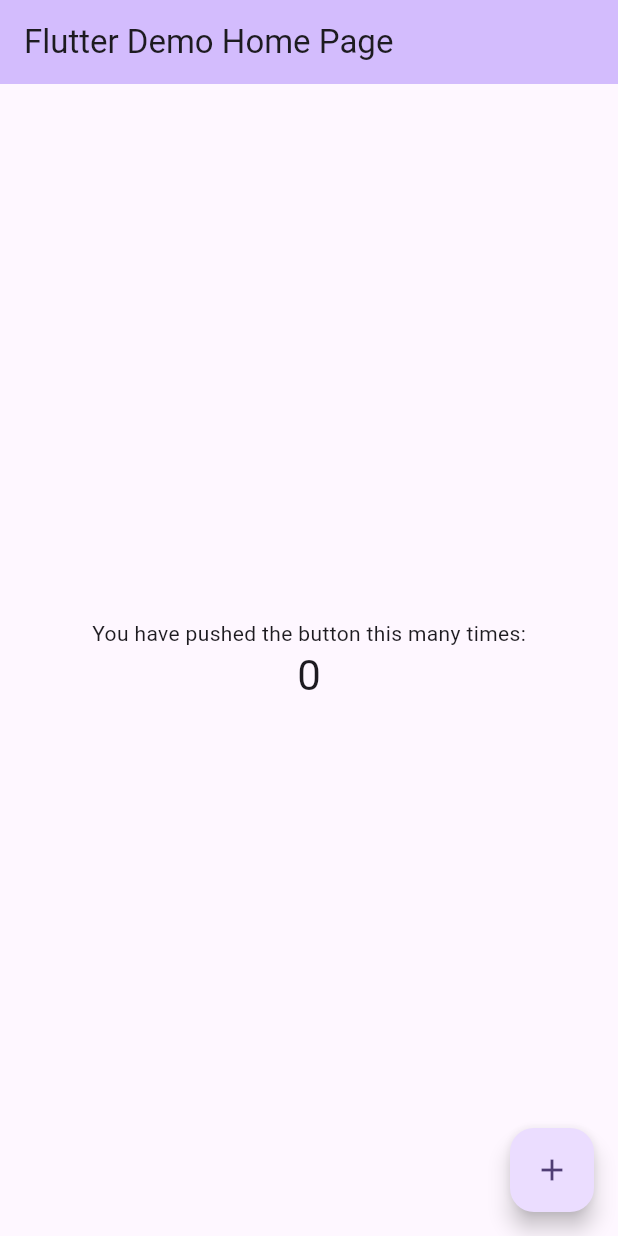
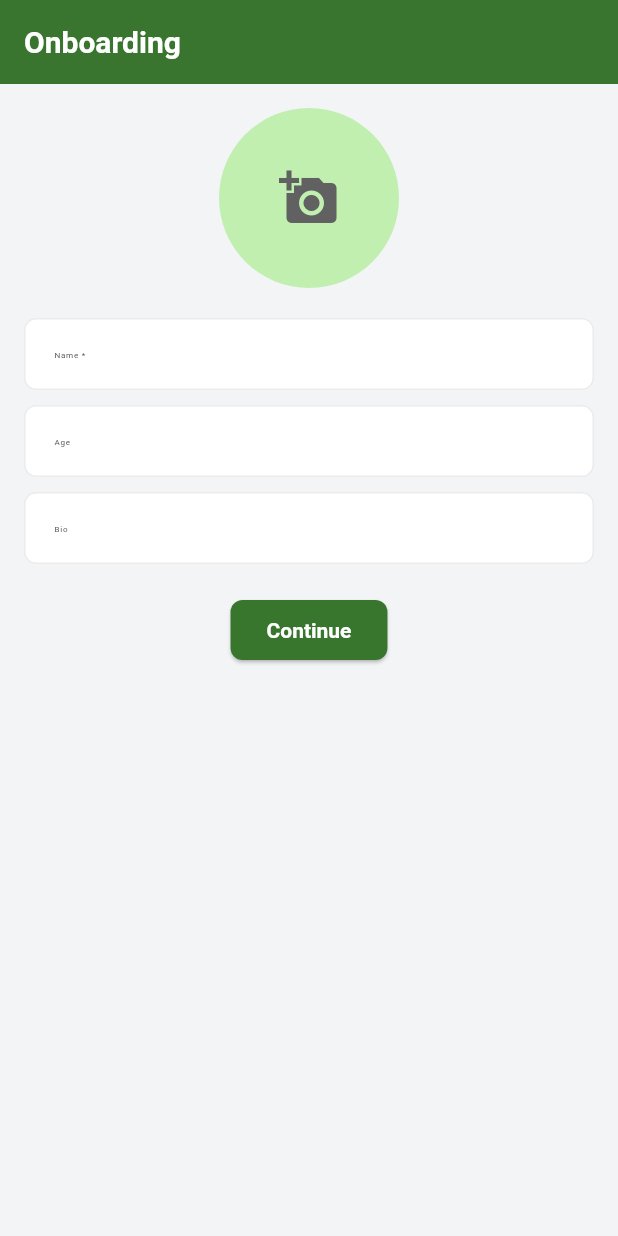
Before and after one commit to bobsingh149/cliffhanger-frontend, a Flutter app: the screen it shows after launch, on a phone screen of 412 x 824 dp. Run offline on Flutter 3.47's test engine with Material 3 defaults, Android fonts, the phone set to English and light mode, and no system bars; our stand-ins replace flutter_screenutil, image_picker.

Commit message:
add profile page, theme and onboaring page

```diff
--- a/lib/main.dart
+++ b/lib/main.dart
@@ -1,125 +1,32 @@
+import 'package:barter_frontend/screens/user_onboarding.dart';
+import 'package:barter_frontend/screens/user_profile.dart';
+import 'package:barter_frontend/theme/theme.dart';
 import 'package:flutter/material.dart';
+import 'package:flutter_screenutil/flutter_screenutil.dart';
 
 void main() {
   runApp(const MyApp());
 }
 
 class MyApp extends StatelessWidget {
+  final  _themeMode = ThemeMode.system;
   const MyApp({super.key});
 
   // This widget is the root of your application.
   @override
   Widget build(BuildContext context) {
-    return MaterialApp(
-      title: 'Flutter Demo',
-      theme: ThemeData(
-        // This is the theme of your application.
-        //
-        // TRY THIS: Try running your application with "flutter run". You'll see
-        // the application has a purple toolbar. Then, without quitting the app,
-        // try changing the seedColor in the colorScheme below to Colors.green
-        // and then invoke "hot reload" (save your changes or press the "hot
-        // reload" button in a Flutter-supported IDE, or press "r" if you used
-        // the command line to start the app).
-        //
-        // Notice that the counter didn't reset back to zero; the application
-        // state is not lost during the reload. To reset the state, use hot
-        // restart instead.
-        //
-        // This works for code too, not just values: Most code changes can be
-        // tested with just a hot reload.
-        colorScheme: ColorScheme.fromSeed(seedColor: Colors.deepPurple),
-        useMaterial3: true,
-      ),
-      home: const MyHomePage(title: 'Flutter Demo Home Page'),
-    );
+    return ScreenUtilInit(
+        designSize: const Size(1217, 674),
+        minTextAdapt: true,
+        splitScreenMode: true,
+        builder: (_, child) {
+          return MaterialApp(
+            title: 'Flutter Demo',
+                  theme: AppTheme.lightTheme, // Light theme
+      darkTheme: AppTheme.darkTheme, // Dark theme
+      themeMode: _themeMode, // Set theme mode
+      home:  const OnboardingPage(),
+          );
+        });
   }
 }
-
-class MyHomePage extends StatefulWidget {
-  const MyHomePage({super.key, required this.title});
-
-  // This widget is the home page of your application. It is stateful, meaning
-  // that it has a State object (defined below) that contains fields that affect
-  // how it looks.
-
-  // This class is the configuration for the state. It holds the values (in this
-  // case the title) provided by the parent (in this case the App widget) and
-  // used by the build method of the State. Fields in a Widget subclass are
-  // always marked "final".
-
-  final String title;
-
-  @override
-  State<MyHomePage> createState() => _MyHomePageState();
-}
-
-class _MyHomePageState extends State<MyHomePage> {
-  int _counter = 0;
-
-  void _incrementCounter() {
-    setState(() {
-      // This call to setState tells the Flutter framework that something has
-      // changed in this State, which causes it to rerun the build method below
-      // so that the display can reflect the updated values. If we changed
-      // _counter without calling setState(), then the build method would not be
-      // called again, and so nothing would appear to happen.
-      _counter++;
-    });
-  }
-
-  @override
-  Widget build(BuildContext context) {
-    // This method is rerun every time setState is called, for instance as done
-    // by the _incrementCounter method above.
-    //
-    // The Flutter framework has been optimized to make rerunning build methods
-    // fast, so that you can just rebuild anything that needs updating rather
-    // than having to individually change instances of widgets.
-    return Scaffold(
-      appBar: AppBar(
-        // TRY THIS: Try changing the color here to a specific color (to
-        // Colors.amber, perhaps?) and trigger a hot reload to see the AppBar
-        // change color while the other colors stay the same.
-        backgroundColor: Theme.of(context).colorScheme.inversePrimary,
-        // Here we take the value from the MyHomePage object that was created by
-        // the App.build method, and use it to set our appbar title.
-        title: Text(widget.title),
-      ),
-      body: Center(
-        // Center is a layout widget. It takes a single child and positions it
-        // in the middle of the parent.
-        child: Column(
-          // Column is also a layout widget. It takes a list of children and
-          // arranges them vertically. By default, it sizes itself to fit its
-          // children horizontally, and tries to be as tall as its parent.
-          //
-          // Column has various properties to control how it sizes itself and
-          // how it positions its children. Here we use mainAxisAlignment to
-          // center the children vertically; the main axis here is the vertical
-          // axis because Columns are vertical (the cross axis would be
-          // horizontal).
-          //
-          // TRY THIS: Invoke "debug painting" (choose the "Toggle Debug Paint"
-          // action in the IDE, or press "p" in the console), to see the
-          // wireframe for each widget.
-          mainAxisAlignment: MainAxisAlignment.center,
-          children: <Widget>[
-            const Text(
-              'You have pushed the button this many times:',
-            ),
-            Text(
-              '$_counter',
-              style: Theme.of(context).textTheme.headlineMedium,
-            ),
-          ],
-        ),
-      ),
-      floatingActionButton: FloatingActionButton(
-        onPressed: _incrementCounter,
-        tooltip: 'Increment',
-        child: const Icon(Icons.add),
-      ), // This trailing comma makes auto-formatting nicer for build methods.
-    );
-  }
-}
--- /dev/null
+++ b/lib/screens/user_onboarding.dart
@@ -0,0 +1,149 @@
+import 'dart:io';
+
+import 'package:flutter/material.dart';
+import 'package:image_picker/image_picker.dart';
+
+class OnboardingPage extends StatefulWidget {
+  const OnboardingPage({super.key});
+
+  @override
+ State<OnboardingPage> createState() => _OnboardingPageState();
+}
+
+class _OnboardingPageState extends State<OnboardingPage> {
+  final ImagePicker _picker = ImagePicker();
+  File? _imageFile;
+  final _formKey = GlobalKey<FormState>();
+  String _name = '';
+  String _age = '';
+  String _bio = '';
+
+  Future<void> _pickImage(ImageSource source) async {
+    final pickedFile = await _picker.pickImage(source: source);
+    if (pickedFile != null) {
+      setState(() {
+        _imageFile = File(pickedFile.path);
+      });
+    }
+  }
+
+  void _submit() {
+    if (_formKey.currentState!.validate()) {
+      // Handle the submission of the data
+      print('Name: $_name');
+      print('Age: $_age');
+      print('Bio: $_bio');
+      // You can also navigate to the next page or save the data here
+    }
+  }
+
+  @override
+  Widget build(BuildContext context) {
+    return Scaffold(
+      appBar: AppBar(
+        title: Text('Onboarding'),
+      ),
+      body: Padding(
+        padding: const EdgeInsets.all(16.0),
+        child: Form(
+          key: _formKey,
+          child: SingleChildScrollView(
+            child: Column(
+              children: [
+                // Profile Picture Section
+                GestureDetector(
+                  onTap: () {
+                    showModalBottomSheet(
+                      context: context,
+                      builder: (context) {
+                        return Wrap(
+                          children: [
+                            ListTile(
+                              leading: Icon(Icons.camera),
+                              title: Text('Camera'),
+                              onTap: () {
+                                Navigator.pop(context);
+                                _pickImage(ImageSource.camera);
+                              },
+                            ),
+                            ListTile(
+                              leading: Icon(Icons.photo),
+                              title: Text('Gallery'),
+                              onTap: () {
+                                Navigator.pop(context);
+                                _pickImage(ImageSource.gallery);
+                              },
+                            ),
+                          ],
+                        );
+                      },
+                    );
+                  },
+                  child: CircleAvatar(
+                    radius: 60,
+                    backgroundImage: _imageFile != null
+                        ? FileImage(_imageFile!)
+                        : null,
+                    child: _imageFile == null
+                        ? Icon(
+                            Icons.add_a_photo,
+                            size: 40,
+                            color: Colors.grey[700],
+                          )
+                        : null,
+                  ),
+                ),
+                SizedBox(height: 20),
+
+                // Name Input
+                TextFormField(
+                  decoration: InputDecoration(labelText: 'Name *'),
+                  onChanged: (value) => _name = value,
+                  validator: (value) {
+                    if (value!.isEmpty) {
+                      return 'Please enter your name';
+                    }
+                    return null;
+                  },
+                ),
+                SizedBox(height: 10),
+
+                // Age Input
+                TextFormField(
+                  decoration: InputDecoration(labelText: 'Age'),
+                  keyboardType: TextInputType.number,
+                  onChanged: (value) => _age = value,
+                ),
+                SizedBox(height: 10),
+
+                // Bio Input
+                TextFormField(
+                  decoration: InputDecoration(labelText: 'Bio'),
+                  maxLines: 3,
+                  onChanged: (value) => _bio = value,
+                ),
+                SizedBox(height: 20),
+
+                // Submit Button
+                ElevatedButton(
+                  onPressed: _submit,
+                  child: Text('Continue'),
+                ),
+              ],
+            ),
+          ),
+        ),
+      ),
+    );
+  }
+}
+
+void main() {
+  runApp(MaterialApp(
+    title: 'Onboarding Page',
+    theme: ThemeData(
+      primarySwatch: Colors.deepPurple,
+    ),
+    home: OnboardingPage(),
+  ));
+}
--- /dev/null
+++ b/lib/theme/theme.dart
@@ -0,0 +1,148 @@
+import 'package:flutter/material.dart';
+import 'package:flutter_screenutil/flutter_screenutil.dart';
+
+class AppTheme {
+  // Define your custom colors
+  static const Color primaryColor = Color.fromARGB(255, 56, 118, 45); // Deep green
+  static const Color secondaryColor = Color(0xFFFFC107); // Amber
+  static const Color backgroundColorLight = Color(0xFFF3F4F6); // Light background
+  static const Color backgroundColorDark = Color(0xFF1C1C1E); // Dark background
+  static const Color cardColorLight = Colors.white; // Light card color
+  static const Color cardColorDark = Color(0xFF2C2C2E); // Dark card color
+  static const Color textColorLight = Color(0xFF212121); // Dark text for light theme
+  static const Color textColorDark = Colors.white; // Light text for dark theme
+  static const Color shadowColor = Colors.black26; // Shadow color
+
+  // Light Theme
+  static final ThemeData lightTheme = ThemeData(
+      useMaterial3: true,
+
+    brightness: Brightness.light,
+    colorScheme: ColorScheme.fromSeed(seedColor: primaryColor, brightness: Brightness.light),
+    scaffoldBackgroundColor: backgroundColorLight,
+    cardColor: cardColorLight,
+    textTheme: _textThemeLight,
+    appBarTheme: AppBarTheme(
+      color: primaryColor,
+      elevation: 2,
+      titleTextStyle: TextStyle(
+        color: Colors.white,
+        fontSize: 20,
+        fontWeight: FontWeight.bold,
+      ),
+      iconTheme: IconThemeData(color: Colors.white),
+    ),
+    buttonTheme: ButtonThemeData(
+      shape: RoundedRectangleBorder(borderRadius: BorderRadius.circular(8)),
+      buttonColor: primaryColor,
+    ),
+    elevatedButtonTheme: ElevatedButtonThemeData(
+      style: ElevatedButton.styleFrom(
+        backgroundColor: primaryColor,
+        foregroundColor: Colors.white,
+        textStyle: TextStyle(fontWeight: FontWeight.bold),
+        shape: RoundedRectangleBorder(borderRadius: BorderRadius.circular(8)),
+      ),
+    ),
+    cardTheme: CardTheme(
+      shape: RoundedRectangleBorder(borderRadius: BorderRadius.circular(12)),
+      color: cardColorLight,
+      shadowColor: shadowColor,
+      elevation: 4,
+    ),
+    inputDecorationTheme: InputDecorationTheme(
+      filled: true,
+      fillColor: Colors.white,
+      contentPadding: EdgeInsets.symmetric(horizontal: 16, vertical: 12),
+      border: OutlineInputBorder(
+        borderRadius: BorderRadius.circular(8),
+        borderSide: BorderSide(color: Colors.grey.withOpacity(0.2)),
+      ),
+      enabledBorder: OutlineInputBorder(
+        borderRadius: BorderRadius.circular(8),
+        borderSide: BorderSide(color: Colors.grey.withOpacity(0.2)),
+      ),
+      focusedBorder: OutlineInputBorder(
+        borderRadius: BorderRadius.circular(8),
+        borderSide: BorderSide(color: primaryColor),
+      ),
+    ),
+    iconTheme: IconThemeData(color: primaryColor),
+  );
+
+  // Dark Theme
+  static final ThemeData darkTheme = ThemeData(
+                  useMaterial3: true,
+
+    colorScheme:ColorScheme.fromSeed(seedColor: primaryColor, brightness: Brightness.dark),
+    brightness: Brightness.dark,
+    scaffoldBackgroundColor: backgroundColorDark,
+    cardColor: cardColorDark,
+    textTheme: _textThemeDark,
+    appBarTheme: AppBarTheme(
+      color: primaryColor,
+      elevation: 2,
+      titleTextStyle: TextStyle(
+        color: Colors.white,
+        fontSize: 20,
+        fontWeight: FontWeight.bold,
+      ),
+      iconTheme: IconThemeData(color: Colors.white),
+    ),
+    buttonTheme: ButtonThemeData(
+      shape: RoundedRectangleBorder(borderRadius: BorderRadius.circular(8)),
+      buttonColor: primaryColor,
+    ),
+    elevatedButtonTheme: ElevatedButtonThemeData(
+      style: ElevatedButton.styleFrom(
+
+        backgroundColor: primaryColor,
+        foregroundColor: Colors.white,
+        textStyle: TextStyle(fontWeight: FontWeight.bold),
+        shape: RoundedRectangleBorder(borderRadius: BorderRadius.circular(8.r)),
+      ),
+    ),
+    cardTheme: CardTheme(
+      shape: RoundedRectangleBorder(borderRadius: BorderRadius.circular(12.r)),
+      color: cardColorDark,
+      shadowColor: shadowColor,
+      elevation: 4,
+    ),
+    inputDecorationTheme: InputDecorationTheme(
+      filled: true,
+      fillColor: Colors.grey[800],
+      contentPadding: EdgeInsets.symmetric(horizontal: 16.w, vertical: 12.h),
+      border: OutlineInputBorder(
+        borderRadius: BorderRadius.circular(8.r),
+        borderSide: BorderSide(color: Colors.grey[700]!),
+      ),
+      enabledBorder: OutlineInputBorder(
+        borderRadius: BorderRadius.circular(8.r),
+        borderSide: BorderSide(color: Colors.grey[700]!),
+      ),
+      focusedBorder: OutlineInputBorder(
+        borderRadius: BorderRadius.circular(8.r),
+        borderSide: BorderSide(color: primaryColor),
+      ),
+    ),
+    iconTheme: IconThemeData(color: primaryColor),
+  );
+
+  // Text theme for light mode
+  static  TextTheme _textThemeLight = TextTheme(
+    displayLarge: TextStyle(fontSize: 32.sp, fontWeight: FontWeight.bold, color: textColorLight),
+    displayMedium: TextStyle(fontSize: 24.sp, fontWeight: FontWeight.bold, color: textColorLight),
+    bodyLarge: TextStyle(fontSize: 16.sp, color: textColorLight),
+    bodyMedium: TextStyle(fontSize: 14.sp, color: textColorLight),
+    bodySmall: TextStyle(fontSize: 12.sp, color: Colors.grey),
+  );
+
+  // Text theme for dark mode
+   static  TextTheme _textThemeDark = TextTheme(
+    displayLarge: TextStyle(fontSize: 32.sp, fontWeight: FontWeight.bold, color: textColorDark),
+    displayMedium: TextStyle(fontSize: 24.sp, fontWeight: FontWeight.bold, color: textColorDark),
+    bodyLarge: TextStyle(fontSize: 16.sp, color: textColorDark),
+    bodyMedium: TextStyle(fontSize: 14.sp, color: textColorDark),
+    bodySmall: TextStyle(fontSize: 12.sp, color: Colors.grey[400]),
+  );
+}
```
Also changed, not shown: lib/screens/user_profile.dart (added, +122 -0 lines), pubspec.yaml (+6 -4 lines), assets/profile.jpg (added), pubspec.lock, 5 other files.
